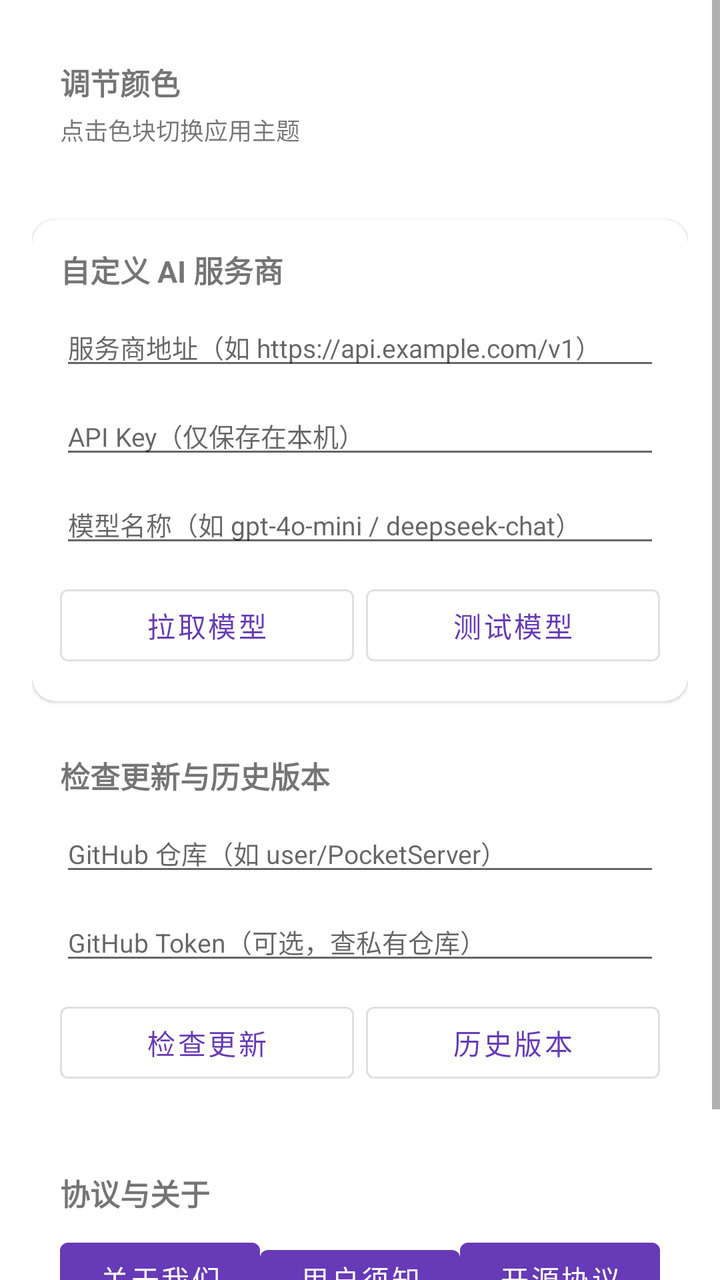
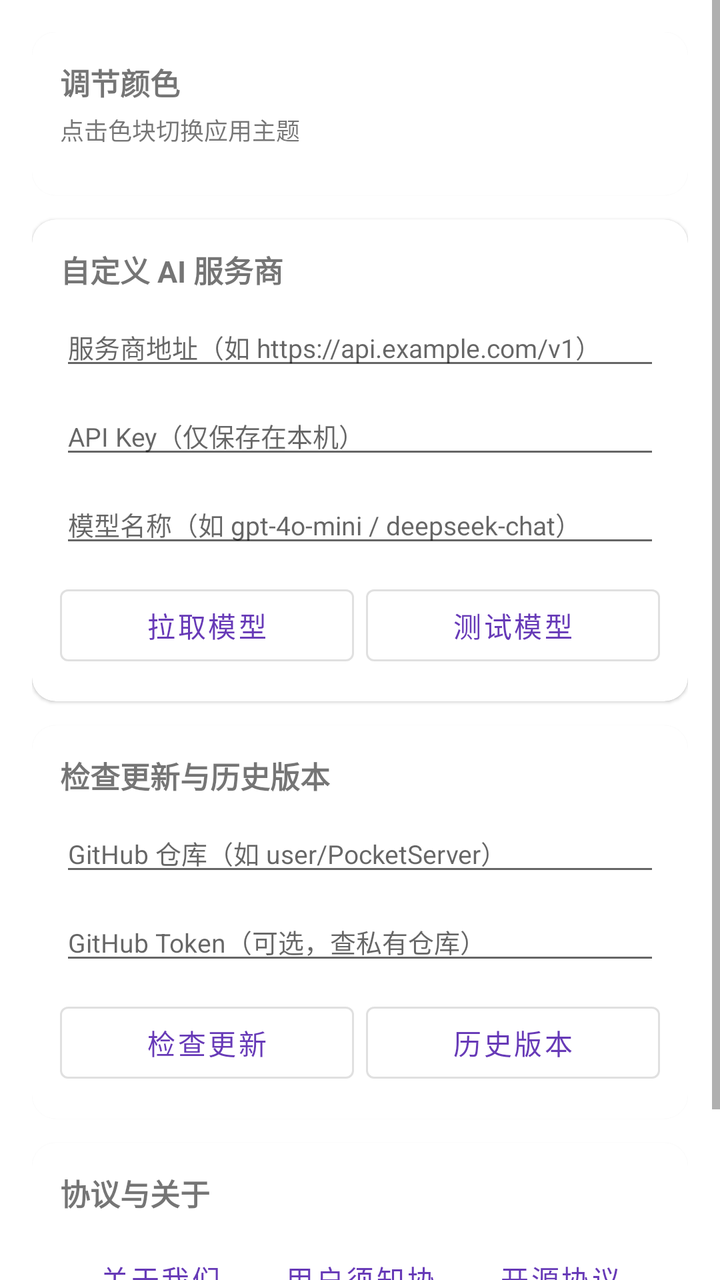

Two renders of the same Android screen: before a commit and after it. Below are the layout's source before the change and the commit's diff.
<!-- AndroidManifest.xml: application theme Theme.PocketServer -->
<!-- res/layout/fragment_settings.xml -->
<?xml version="1.0" encoding="utf-8"?>
<ScrollView xmlns:android="http://schemas.android.com/apk/res/android"
    xmlns:app="http://schemas.android.com/apk/res-auto"
    android:layout_width="match_parent"
    android:layout_height="match_parent">

    <LinearLayout
        android:layout_width="match_parent"
        android:layout_height="wrap_content"
        android:orientation="vertical"
        android:padding="16dp">

        <com.google.android.material.card.MaterialCardView
            android:layout_width="match_parent"
            android:layout_height="wrap_content"
            app:cardCornerRadius="12dp">

            <LinearLayout
                android:layout_width="match_parent"
                android:layout_height="wrap_content"
                android:orientation="vertical"
                android:padding="14dp">

                <TextView
                    android:layout_width="wrap_content"
                    android:layout_height="wrap_content"
                    android:text="@string/settings_theme"
                    android:textSize="15sp"
                    android:textStyle="bold" />

                <TextView
                    android:layout_width="match_parent"
                    android:layout_height="wrap_content"
                    android:layout_marginTop="4dp"
                    android:text="点击色块切换应用主题"
                    android:textSize="12sp" />

                <LinearLayout
                    android:id="@+id/color_row"
                    android:layout_width="match_parent"
                    android:layout_height="wrap_content"
                    android:layout_marginTop="10dp"
                    android:gravity="center_vertical"
                    android:orientation="horizontal" />
            </LinearLayout>
        </com.google.android.material.card.MaterialCardView>

        <com.google.android.material.card.MaterialCardView
            android:layout_width="match_parent"
            android:layout_height="wrap_content"
            android:layout_marginTop="12dp"
            app:cardCornerRadius="12dp">

            <LinearLayout
                android:layout_width="match_parent"
                android:layout_height="wrap_content"
                android:orientation="vertical"
                android:padding="14dp">

                <TextView
                    android:layout_width="wrap_content"
                    android:layout_height="wrap_content"
                    android:text="@string/settings_ai"
                    android:textSize="15sp"
                    android:textStyle="bold" />

                <com.google.android.material.textfield.TextInputEditText
                    android:id="@+id/edit_base_url"
                    android:layout_width="match_parent"
                    android:layout_height="wrap_content"
                    android:layout_marginTop="8dp"
                    android:hint="@string/base_url_hint"
                    android:inputType="textUri"
                    android:textSize="13sp" />

                <com.google.android.material.textfield.TextInputEditText
                    android:id="@+id/edit_api_key"
                    android:layout_width="match_parent"
                    android:layout_height="wrap_content"
                    android:layout_marginTop="8dp"
                    android:hint="@string/api_key_hint"
                    android:inputType="textPassword"
                    android:textSize="13sp" />

                <com.google.android.material.textfield.TextInputEditText
                    android:id="@+id/edit_model"
                    android:layout_width="match_parent"
                    android:layout_height="wrap_content"
                    android:layout_marginTop="8dp"
                    android:hint="@string/model_hint"
                    android:inputType="text"
                    android:textSize="13sp" />

                <LinearLayout
                    android:layout_width="match_parent"
                    android:layout_height="wrap_content"
                    android:layout_marginTop="10dp"
                    android:orientation="horizontal">

                    <com.google.android.material.button.MaterialButton
                        android:id="@+id/btn_pull_models"
                        style="?attr/materialButtonOutlinedStyle"
                        android:layout_width="0dp"
                        android:layout_height="wrap_content"
                        android:layout_marginEnd="6dp"
                        android:layout_weight="1"
                        android:text="@string/pull_models" />

                    <com.google.android.material.button.MaterialButton
                        android:id="@+id/btn_test_model"
                        style="?attr/materialButtonOutlinedStyle"
                        android:layout_width="0dp"
                        android:layout_height="wrap_content"
                        android:layout_weight="1"
                        android:text="@string/test_model" />
                </LinearLayout>
            </LinearLayout>
        </com.google.android.material.card.MaterialCardView>

        <com.google.android.material.card.MaterialCardView
            android:layout_width="match_parent"
            android:layout_height="wrap_content"
            android:layout_marginTop="12dp"
            app:cardCornerRadius="12dp">

            <LinearLayout
                android:layout_width="match_parent"
                android:layout_height="wrap_content"
                android:orientation="vertical"
                android:padding="14dp">

                <TextView
                    android:layout_width="wrap_content"
                    android:layout_height="wrap_content"
                    android:text="@string/settings_update"
                    android:textSize="15sp"
                    android:textStyle="bold" />

                <com.google.android.material.textfield.TextInputEditText
                    android:id="@+id/edit_repo"
                    android:layout_width="match_parent"
                    android:layout_height="wrap_content"
                    android:layout_marginTop="8dp"
                    android:hint="@string/repo_hint"
                    android:inputType="text"
                    android:textSize="13sp" />

                <com.google.android.material.textfield.TextInputEditText
                    android:id="@+id/edit_github_token"
                    android:layout_width="match_parent"
                    android:layout_height="wrap_content"
                    android:layout_marginTop="8dp"
                    android:hint="@string/github_token_hint"
                    android:inputType="textPassword"
                    android:textSize="13sp" />

                <LinearLayout
                    android:layout_width="match_parent"
                    android:layout_height="wrap_content"
                    android:layout_marginTop="10dp"
                    android:orientation="horizontal">

                    <com.google.android.material.button.MaterialButton
                        android:id="@+id/btn_check_update"
                        style="?attr/materialButtonOutlinedStyle"
                        android:layout_width="0dp"
                        android:layout_height="wrap_content"
                        android:layout_marginEnd="6dp"
                        android:layout_weight="1"
                        android:text="@string/check_update" />

                    <com.google.android.material.button.MaterialButton
                        android:id="@+id/btn_history"
                        style="?attr/materialButtonOutlinedStyle"
                        android:layout_width="0dp"
                        android:layout_height="wrap_content"
                        android:layout_weight="1"
                        android:text="@string/version_history" />
                </LinearLayout>
            </LinearLayout>
        </com.google.android.material.card.MaterialCardView>

        <com.google.android.material.card.MaterialCardView
            android:layout_width="match_parent"
            android:layout_height="wrap_content"
            android:layout_marginTop="12dp"
            app:cardCornerRadius="12dp">

            <LinearLayout
                android:layout_width="match_parent"
                android:layout_height="wrap_content"
                android:orientation="vertical"
                android:padding="14dp">

                <TextView
                    android:layout_width="wrap_content"
                    android:layout_height="wrap_content"
                    android:text="@string/settings_docs"
                    android:textSize="15sp"
                    android:textStyle="bold" />

                <LinearLayout
                    android:layout_width="match_parent"
                    android:layout_height="wrap_content"
                    android:layout_marginTop="8dp"
                    android:orientation="horizontal">

                    <com.google.android.material.button.MaterialButton
                        android:id="@+id/btn_about"
                        style="?attr/widget.MaterialComponents.Button.TextButton"
                        android:layout_width="0dp"
                        android:layout_height="wrap_content"
                        android:layout_weight="1"
                        android:text="@string/about_us" />

                    <com.google.android.material.button.MaterialButton
                        android:id="@+id/btn_agreement"
                        style="?attr/widget.MaterialComponents.Button.TextButton"
                        android:layout_width="0dp"
                        android:layout_height="wrap_content"
                        android:layout_weight="1"
                        android:text="@string/user_agreement" />

                    <com.google.android.material.button.MaterialButton
                        android:id="@+id/btn_license"
                        style="?attr/widget.MaterialComponents.Button.TextButton"
                        android:layout_width="0dp"
                        android:layout_height="wrap_content"
                        android:layout_weight="1"
                        android:text="@string/open_source_license" />
                </LinearLayout>
            </LinearLayout>
        </com.google.android.material.card.MaterialCardView>

        <TextView
            android:id="@+id/text_version"
            android:layout_width="match_parent"
            android:layout_height="wrap_content"
            android:layout_marginTop="16dp"
            android:gravity="center"
            android:textSize="12sp" />
    </LinearLayout>
</ScrollView>
<!-- resources referenced by this layout -->
<resources>
  <string name="about_us">关于我们</string>
  <string name="api_key_hint">API Key（仅保存在本机）</string>
  <string name="base_url_hint">服务商地址（如 https://api.example.com/v1）</string>
  <string name="check_update">检查更新</string>
  <string name="github_token_hint">GitHub Token（可选，查私有仓库）</string>
  <string name="model_hint">模型名称（如 gpt-4o-mini / deepseek-chat）</string>
  <string name="open_source_license">开源协议</string>
  <string name="pull_models">拉取模型</string>
  <string name="repo_hint">GitHub 仓库（如 user/PocketServer）</string>
  <string name="settings_ai">自定义 AI 服务商</string>
  <string name="settings_docs">协议与关于</string>
  <string name="settings_theme">调节颜色</string>
  <string name="settings_update">检查更新与历史版本</string>
  <string name="test_model">测试模型</string>
  <string name="user_agreement">用户须知协议</string>
  <string name="version_history">历史版本</string>
  <style name="Theme.PocketServer" parent="Theme.MaterialComponents.DayNight.NoActionBar">
          <item name="colorPrimary">@color/purple_500</item>
          <item name="colorPrimaryVariant">#512DA8</item>
          <item name="colorOnPrimary">@color/white</item>
          <item name="colorSecondary">@color/teal_200</item>
          <item name="colorSecondaryVariant">#018786</item>
          <item name="colorOnSecondary">@color/black</item>
          <item name="android:statusBarColor">?attr/colorPrimaryVariant</item>
      </style>
  <color name="purple_500">#673AB7</color>
  <color name="white">#FFFFFFFF</color>
  <color name="teal_200">#03DAC5</color>
  <color name="black">#FF000000</color>
</resources>

<!-- the commit's change to res/layout/fragment_settings.xml (unified diff, before → after) -->
@@ -207,7 +207,7 @@
 
                     <com.google.android.material.button.MaterialButton
                         android:id="@+id/btn_about"
-                        style="?attr/widget.MaterialComponents.Button.TextButton"
+                        style="@style/Widget.MaterialComponents.Button.TextButton"
                         android:layout_width="0dp"
                         android:layout_height="wrap_content"
                         android:layout_weight="1"
@@ -215,7 +215,7 @@
 
                     <com.google.android.material.button.MaterialButton
                         android:id="@+id/btn_agreement"
-                        style="?attr/widget.MaterialComponents.Button.TextButton"
+                        style="@style/Widget.MaterialComponents.Button.TextButton"
                         android:layout_width="0dp"
                         android:layout_height="wrap_content"
                         android:layout_weight="1"
@@ -223,7 +223,7 @@
 
                     <com.google.android.material.button.MaterialButton
                         android:id="@+id/btn_license"
-                        style="?attr/widget.MaterialComponents.Button.TextButton"
+                        style="@style/Widget.MaterialComponents.Button.TextButton"
                         android:layout_width="0dp"
                         android:layout_height="wrap_content"
                         android:layout_weight="1"
